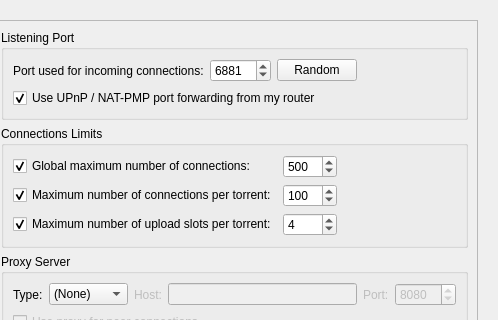
Old version of the form src/preferences/options.ui in the repository shenmao1989/qBittorrent; both pictures show x 291 to 789 and y 0 to 320 of the 789 by 591 pixel window.
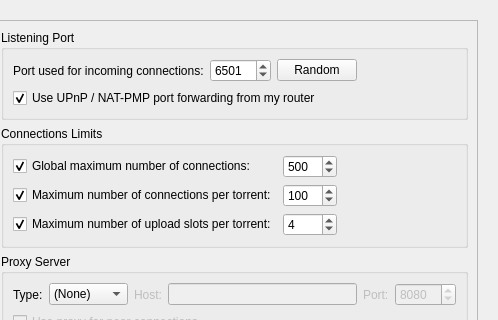
New version of the form. The open tabs and pages were chosen to show the change. Icons and pictures are not drawn.

Commit message: 修改peerid 修改默认端口为6501

```diff
--- a/src/preferences/options.ui
+++ b/src/preferences/options.ui
@@ -969,7 +969,7 @@
             <rect>
              <x>0</x>
              <y>0</y>
-             <width>399</width>
+             <width>451</width>
              <height>442</height>
             </rect>
            </property>
@@ -1000,7 +1000,7 @@
                       <number>65535</number>
                      </property>
                      <property name="value">
-                      <number>6881</number>
+                      <number>6501</number>
                      </property>
                     </widget>
                    </item>
```
Left out of the diff: 8 changed lines with no effect on the pictures. The commit also changes 1 other file.
